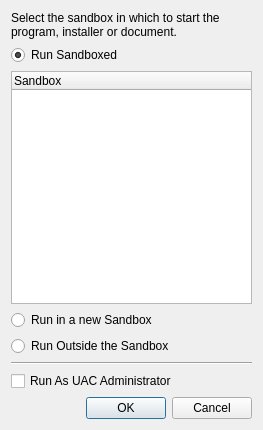
First picture: the form in SandboxiePlus/SandMan/Forms/SelectBoxWindow.ui, repository sandboxie-plus/Sandboxie, before the edit.
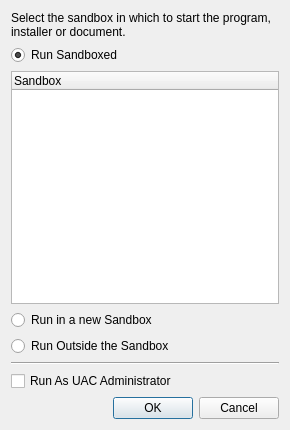
Second picture: the form after the edit.

```diff
--- a/SandboxiePlus/SandMan/Forms/SelectBoxWindow.ui
+++ b/SandboxiePlus/SandMan/Forms/SelectBoxWindow.ui
@@ -6,7 +6,7 @@
    <rect>
     <x>0</x>
     <y>0</y>
-    <width>263</width>
+    <width>290</width>
     <height>430</height>
    </rect>
   </property>
```
